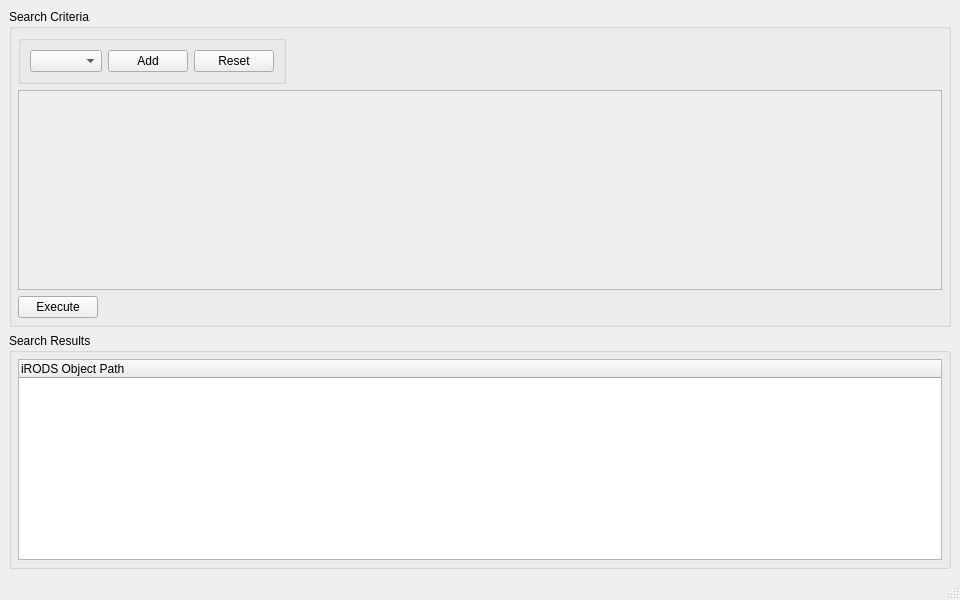
Above: src/rodsfindwindow.ui from ilarik/kanki-irodsclient before the change. Below: the same form after it.
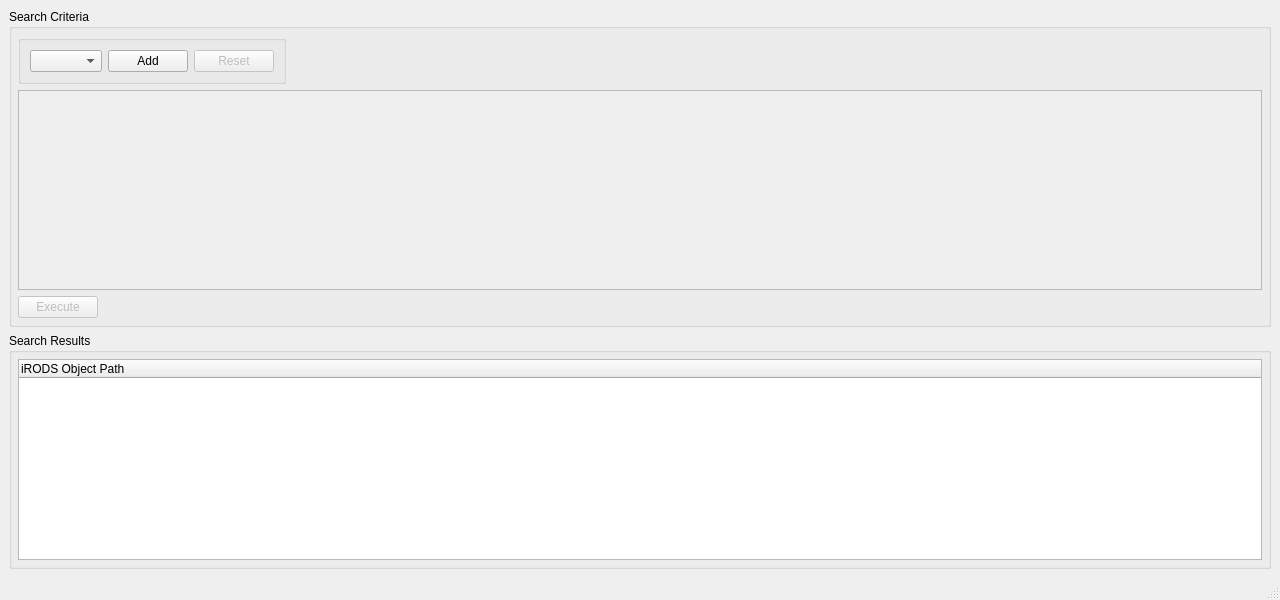
That is the form after the change.

Commit message: enable/disable execute and reset actions accordingly

```diff
--- a/src/rodsfindwindow.ui
+++ b/src/rodsfindwindow.ui
@@ -6,7 +6,7 @@
    <rect>
     <x>0</x>
     <y>0</y>
-    <width>960</width>
+    <width>1280</width>
     <height>600</height>
    </rect>
   </property>
@@ -63,6 +63,9 @@
           </item>
           <item>
            <widget class="QPushButton" name="resetButton">
+            <property name="enabled">
+             <bool>false</bool>
+            </property>
             <property name="text">
              <string>Reset</string>
             </property>
@@ -111,7 +114,7 @@
            <rect>
             <x>0</x>
             <y>0</y>
-            <width>916</width>
+            <width>1236</width>
             <height>198</height>
            </rect>
           </property>
@@ -125,6 +128,9 @@
        </item>
        <item alignment="Qt::AlignLeft">
         <widget class="QPushButton" name="executeButton">
+         <property name="enabled">
+          <bool>false</bool>
+         </property>
          <property name="text">
           <string>Execute</string>
          </property>
```
The commit also changes 1 other file.
